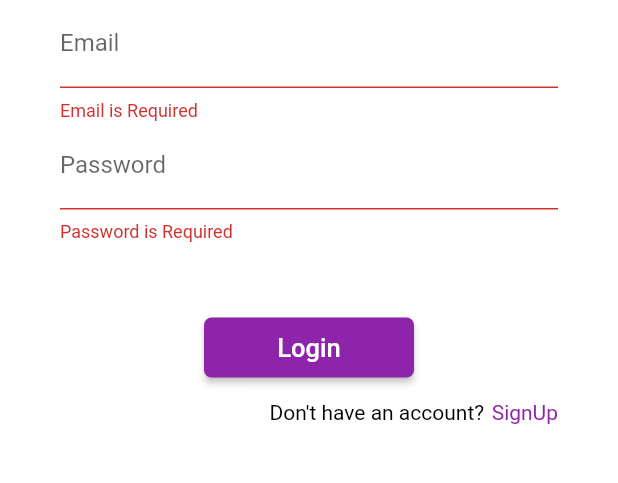
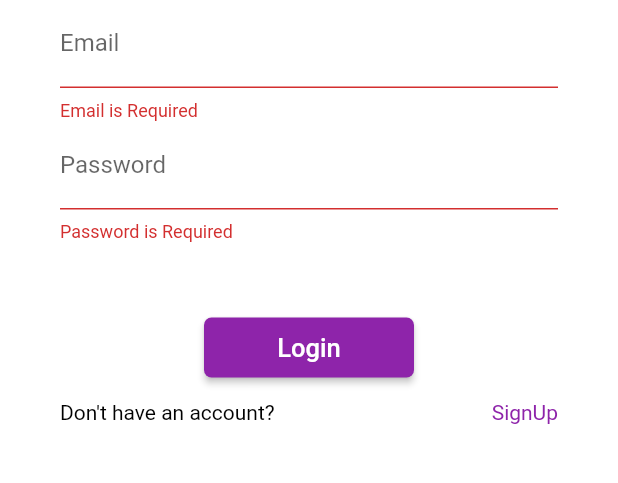
Before and after one commit to Charles042/FirebaseNoteApp, a Flutter app: the screen it shows after launch, after a tap on "Login", on a phone screen of 412 x 824 dp, the part 464-947 px from its top. Run offline on Flutter 3.47's test engine with Material 2 defaults, Android fonts, the phone set to English and light mode, and no system bars; our stand-ins replace cloud_firestore, firebase_auth, fluttertoast; accounts and stored records are empty.

Commit message:
bug fixes

```diff
--- a/lib/main.dart
+++ b/lib/main.dart
@@ -1,5 +1,3 @@
-//import 'package:firebase_note_app/screens/homescreen.dart';
-import 'package:firebase_note_app/screens/homescreen.dart';
 import 'package:firebase_note_app/screens/loginscreen.dart';
 import 'package:firebase_note_app/utils/constants.dart';
 import 'package:flutter/material.dart';
--- a/lib/screens/homescreen.dart
+++ b/lib/screens/homescreen.dart
@@ -46,6 +46,7 @@ class _HomeScreenState extends State<HomeScreen> {
         ),
         actions: <Widget>[
           IconButton(
+            onPressed: () {},
             icon: Icon(Icons.more_vert),
           ),
         ],
@@ -97,9 +98,7 @@ class _HomeScreenState extends State<HomeScreen> {
                             .document(user.uid)
                             .collection("notes")
                             .snapshots(),
-
                         builder: (context, snapshot) {
-
                           QuerySnapshot snap = snapshot.data;
                           List<DocumentSnapshot> notes = snap.documents;
                           return ListView.builder(
@@ -167,8 +166,7 @@ class _HomeScreenState extends State<HomeScreen> {
 }
 
 Widget _buildNotes(context, String title, String content) {
-  return
-      Padding(
+  return Padding(
     padding: const EdgeInsets.only(left: 15.0, right: 20, top: 10),
     child: Column(
       mainAxisAlignment: MainAxisAlignment.start,
@@ -181,7 +179,6 @@ Widget _buildNotes(context, String title, String content) {
               style: TextStyle(fontWeight: FontWeight.bold, fontSize: 17),
               maxLines: 1,
             ),
-
           ],
         ),
         SizedBox(height: 10),
--- a/lib/utils/constants.dart
+++ b/lib/utils/constants.dart
@@ -21,6 +21,7 @@ class Constants{
     appBarTheme: AppBarTheme(
       elevation: 0,
       textTheme: TextTheme(
+        // ignore: deprecated_member_use
         title: TextStyle(
           color: Colors.black,
           fontSize: 20,
@@ -40,6 +41,7 @@ class Constants{
     appBarTheme: AppBarTheme(
       elevation: 0,
       textTheme: TextTheme(
+        // ignore: deprecated_member_use
         title: TextStyle(
           color: lightBG,
           fontSize: 20,
--- a/lib/widgets/loginForm.dart
+++ b/lib/widgets/loginForm.dart
@@ -32,7 +32,9 @@ class _LoginFormState extends State<LoginForm> {
             SizedBox(
               height: 50,
             ),
-            Container(
+            loading
+                ? CircularProgressIndicator()
+                : Container(
                     height: 40,
                     width: 140,
                     child: RaisedButton(
@@ -44,14 +46,6 @@ class _LoginFormState extends State<LoginForm> {
                         style: TextStyle(color: Colors.white, fontSize: 17),
                       ),
                       onPressed: () {
-                  /* FirebaseAuth.instance
-                      .signInWithEmailAndPassword(
-                          email: _email, password: _password)
-                      .then((FirebaseUser user) {
-                    Navigator.of(context).pushReplacementNamed('/homepage');
-                  }).catchError((e) {
-                    print(e);
-                  }); */
                         if (_loginKey.currentState.validate()) {
                           _signIn();
                         }
@@ -62,14 +56,13 @@ class _LoginFormState extends State<LoginForm> {
               height: 15,
             ),
             Row(
-              mainAxisAlignment: MainAxisAlignment.end,
-              crossAxisAlignment: CrossAxisAlignment.end,
+              mainAxisAlignment: MainAxisAlignment.spaceBetween,
+              crossAxisAlignment: CrossAxisAlignment.start,
               children: <Widget>[
                 Text(
                   'Don\'t have an account?',
                   style: TextStyle(fontSize: 14, color: Colors.black),
                 ),
-                SizedBox(width: 5),
                 InkWell(
                   onTap: () {
                     Navigator.of(context)
@@ -123,6 +116,7 @@ class _LoginFormState extends State<LoginForm> {
         setState(() {
           loading = false;
         });
+        print(user);
         Fluttertoast.showToast(
           msg: "Login Successful ",
           toastLength: Toast.LENGTH_SHORT,
```
Also changed, not shown: pubspec.lock. Lines whose indentation alone changed are shown as unchanged.
